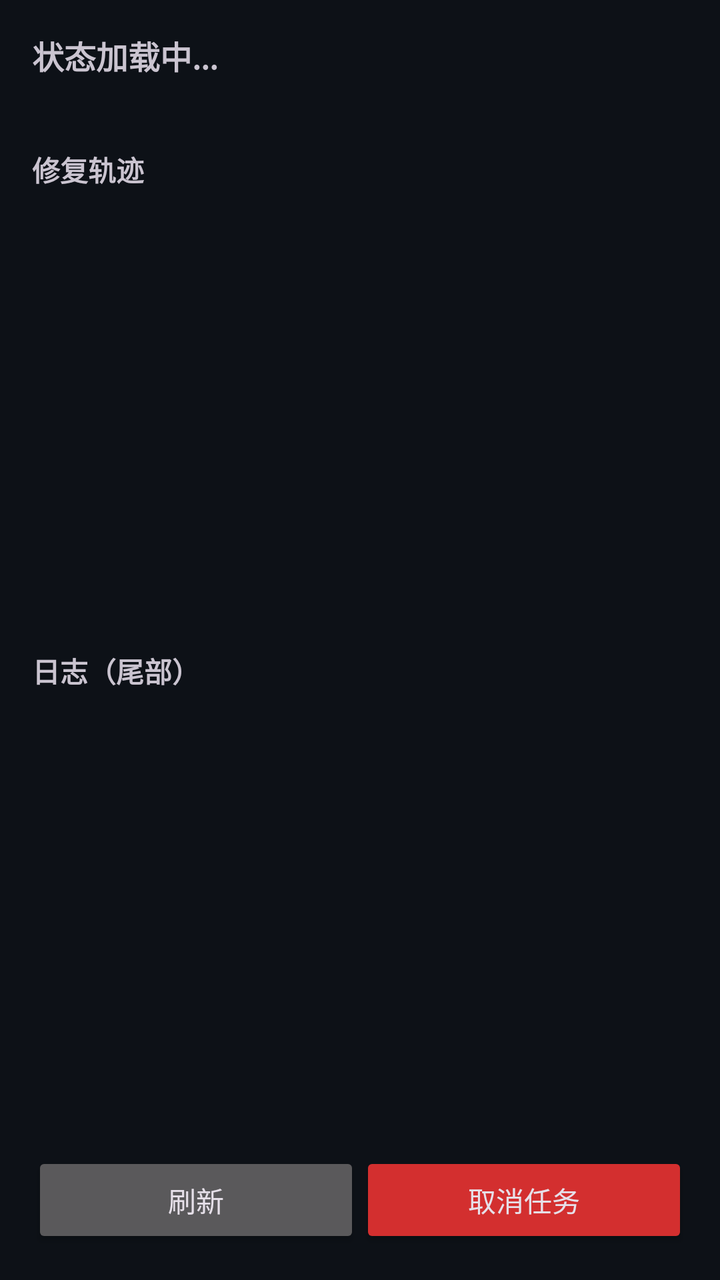
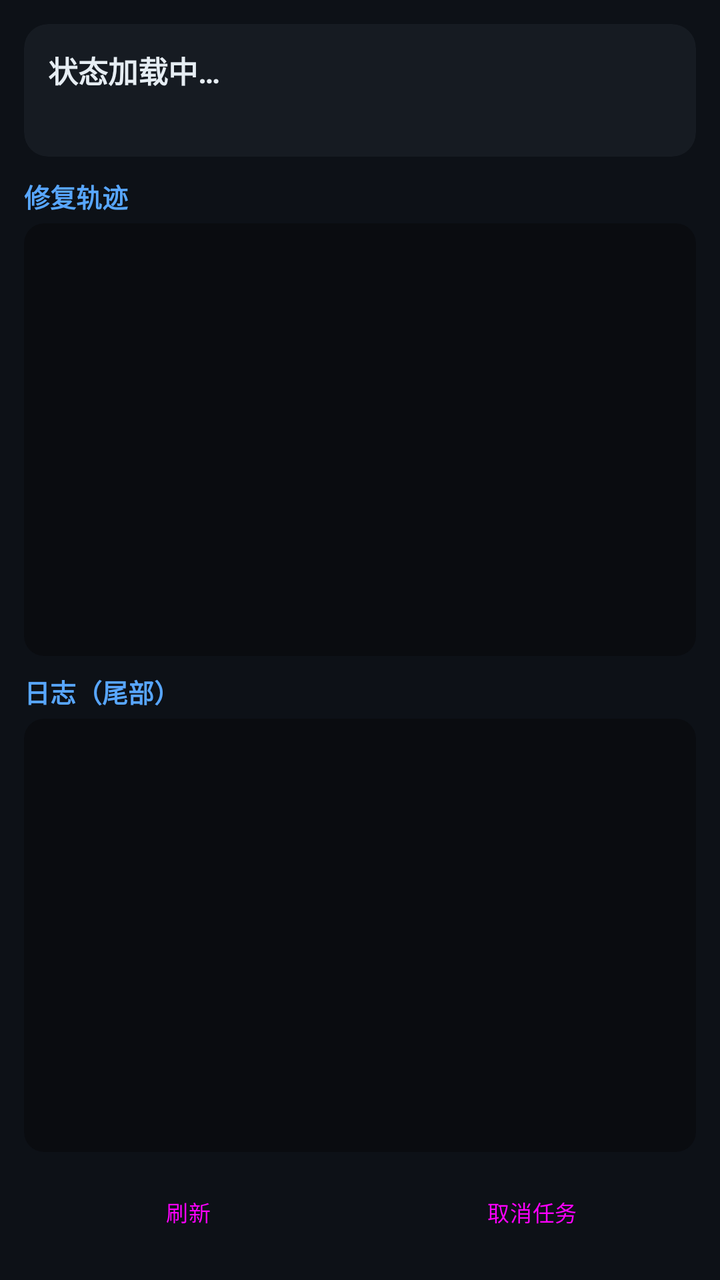

Compare the two renders of this Android layout. The source of the first and the diff that turns it into the second are given below.
<!-- AndroidManifest.xml: application theme Theme.UnpackCloud -->
<!-- res/layout/activity_task_detail.xml -->
<?xml version="1.0" encoding="utf-8"?>
<LinearLayout xmlns:android="http://schemas.android.com/apk/res/android"
    android:layout_width="match_parent"
    android:layout_height="match_parent"
    android:orientation="vertical"
    android:padding="16dp">

    <TextView
        android:id="@+id/tvState"
        android:layout_width="match_parent"
        android:layout_height="wrap_content"
        android:textSize="16sp"
        android:textStyle="bold"
        android:text="状态加载中..." />

    <TextView
        android:id="@+id/tvShell"
        android:layout_width="match_parent"
        android:layout_height="wrap_content"
        android:textSize="14sp"
        android:paddingTop="4dp" />

    <TextView
        android:layout_width="wrap_content"
        android:layout_height="wrap_content"
        android:text="修复轨迹"
        android:textSize="14sp"
        android:textStyle="bold"
        android:paddingTop="12dp" />

    <ScrollView
        android:layout_width="match_parent"
        android:layout_height="0dp"
        android:layout_weight="1">
        <TextView
            android:id="@+id/tvTrace"
            android:layout_width="match_parent"
            android:layout_height="wrap_content"
            android:textSize="12sp"
            android:fontFamily="monospace" />
    </ScrollView>

    <TextView
        android:layout_width="wrap_content"
        android:layout_height="wrap_content"
        android:text="日志（尾部）"
        android:textSize="14sp"
        android:textStyle="bold"
        android:paddingTop="8dp" />

    <ScrollView
        android:layout_width="match_parent"
        android:layout_height="0dp"
        android:layout_weight="1">
        <TextView
            android:id="@+id/tvLog"
            android:layout_width="match_parent"
            android:layout_height="wrap_content"
            android:textSize="11sp"
            android:fontFamily="monospace" />
    </ScrollView>

    <LinearLayout
        android:layout_width="match_parent"
        android:layout_height="wrap_content"
        android:orientation="horizontal"
        android:paddingTop="8dp">

        <Button
            android:id="@+id/btnRefresh"
            android:layout_width="0dp"
            android:layout_height="wrap_content"
            android:layout_weight="1"
            android:text="刷新" />

        <Button
            android:id="@+id/btnCancel"
            android:layout_width="0dp"
            android:layout_height="wrap_content"
            android:layout_weight="1"
            android:text="取消任务"
            android:backgroundTint="#D32F2F" />
    </LinearLayout>

</LinearLayout>
<!-- resources referenced by this layout -->
<resources>
  <style name="Theme.UnpackCloud" parent="Theme.Material3.Dark.NoActionBar">
          
          <item name="colorPrimary">#58A6FF</item>
          <item name="colorOnPrimary">#0D1117</item>
          <item name="colorPrimaryContainer">#1F6FEB</item>
          <item name="colorOnPrimaryContainer">#E6EDF3</item>
  
          
          <item name="colorSecondary">#3FB950</item>
          <item name="colorOnSecondary">#0D1117</item>
          <item name="colorError">#F85149</item>
  
          
          <item name="android:colorBackground">#0D1117</item>
          <item name="colorSurface">#161B22</item>
          <item name="colorOnSurface">#E6EDF3</item>
          <item name="colorSurfaceVariant">#21262D</item>
          <item name="colorOnSurfaceVariant">#8B949E</item>
          <item name="android:colorBackgroundFloating">#161B22</item>
  
          
          <item name="android:statusBarColor">#0D1117</item>
          <item name="android:windowLightStatusBar">false</item>
          <item name="android:navigationBarColor">#0D1117</item>
  
          
          <item name="materialButtonStyle">@style/YtxButton</item>
  
          
          <item name="materialAlertDialogTheme">@style/YtxDialog</item>
          <item name="alertDialogTheme">@style/YtxDialog</item>
  
          
          <item name="android:listDivider">@null</item>
      </style>
  <style name="YtxButton" parent="Widget.Material3.Button">
          <item name="cornerRadius">8dp</item>
          <item name="android:letterSpacing">0.02</item>
          <item name="android:textAllCaps">false</item>
          <item name="android:minHeight">0dp</item>
          <item name="android:insetTop">0dp</item>
          <item name="android:insetBottom">0dp</item>
      </style>
  <style name="YtxDialog" parent="ThemeOverlay.Material3.MaterialAlertDialog">
          <item name="shapeAppearanceOverlay">@style/YtxDialogShape</item>
          <item name="android:background">@drawable/bg_dialog</item>
          <item name="colorSurface">#161B22</item>
          <item name="colorOnSurface">#E6EDF3</item>
          <item name="colorPrimary">#58A6FF</item>
          <item name="android:windowBackground">@drawable/bg_dialog</item>
      </style>
  <style name="YtxDialogShape" parent="">
          <item name="cornerFamily">rounded</item>
          <item name="cornerSize">16dp</item>
      </style>
  <!-- drawable bg_dialog (drawable) -->
  <?xml version="1.0" encoding="utf-8"?>
  <inset xmlns:android="http://schemas.android.com/apk/res/android"
      android:insetLeft="0dp"
      android:insetTop="0dp"
      android:insetRight="0dp"
      android:insetBottom="0dp">
      <shape android:shape="rectangle">
          <solid android:color="#161B22" />
          <corners android:radius="16dp" />
          <stroke android:width="1dp" android:color="#30363D" />
      </shape>
  </inset>
</resources>

<!-- the commit's change to res/layout/activity_task_detail.xml (unified diff, before → after) -->
@@ -1,85 +1,222 @@
 <?xml version="1.0" encoding="utf-8"?>
 <LinearLayout xmlns:android="http://schemas.android.com/apk/res/android"
+    xmlns:app="http://schemas.android.com/apk/res-auto"
     android:layout_width="match_parent"
     android:layout_height="match_parent"
     android:orientation="vertical"
-    android:padding="16dp">
-
-    <TextView
-        android:id="@+id/tvState"
-        android:layout_width="match_parent"
-        android:layout_height="wrap_content"
-        android:textSize="16sp"
-        android:textStyle="bold"
-        android:text="状态加载中..." />
-
-    <TextView
-        android:id="@+id/tvShell"
-        android:layout_width="match_parent"
-        android:layout_height="wrap_content"
-        android:textSize="14sp"
-        android:paddingTop="4dp" />
-
+    android:background="#0D1117"
+    android:padding="12dp">
+
+    
+    <androidx.cardview.widget.CardView
+        android:id="@+id/cardOutput"
+        android:layout_width="match_parent"
+        android:layout_height="wrap_content"
+        android:layout_marginBottom="10dp"
+        app:cardBackgroundColor="#0F2419"
+        app:cardCornerRadius="12dp"
+        app:cardElevation="0dp"
+        app:strokeColor="#238636"
+        app:strokeWidth="1dp"
+        android:visibility="gone">
+
+        <LinearLayout
+            android:layout_width="match_parent"
+            android:layout_height="wrap_content"
+            android:orientation="horizontal"
+            android:gravity="center_vertical"
+            android:padding="12dp">
+
+            
+            <LinearLayout
+                android:id="@+id/btnInstall"
+                android:layout_width="52dp"
+                android:layout_height="52dp"
+                android:orientation="vertical"
+                android:gravity="center"
+                android:background="@drawable/bg_circle_install"
+                android:clickable="true"
+                android:focusable="true">
+
+                <TextView
+                    android:layout_width="wrap_content"
+                    android:layout_height="wrap_content"
+                    android:text="⬇"
+                    android:textSize="20sp"
+                    android:textColor="#FFFFFF" />
+            </LinearLayout>
+
+            
+            <LinearLayout
+                android:layout_width="0dp"
+                android:layout_height="wrap_content"
+                android:layout_weight="1"
+                android:layout_marginStart="12dp"
+                android:orientation="vertical">
+
+                <TextView
+                    android:layout_width="wrap_content"
+                    android:layout_height="wrap_content"
+                    android:text="安装包已生成"
+                    android:textSize="13sp"
+                    android:textStyle="bold"
+                    android:textColor="#3FB950" />
+
+                <TextView
+                    android:id="@+id/tvOutputPath"
+                    android:layout_width="match_parent"
+                    android:layout_height="wrap_content"
+                    android:layout_marginTop="4dp"
+                    android:textSize="10sp"
+                    android:fontFamily="monospace"
+                    android:textColor="#8B949E"
+                    android:maxLines="3"
+                    android:ellipsize="middle"
+                    android:textIsSelectable="true"
+                    android:text="（路径）" />
+
+                <TextView
+                    android:layout_width="wrap_content"
+                    android:layout_height="wrap_content"
+                    android:layout_marginTop="3dp"
+                    android:text="长按路径可复制 · 点左侧图标安装"
+                    android:textSize="9sp"
+                    android:textColor="#6E7681" />
+            </LinearLayout>
+        </LinearLayout>
+    </androidx.cardview.widget.CardView>
+
+    
+    <androidx.cardview.widget.CardView
+        android:layout_width="match_parent"
+        android:layout_height="wrap_content"
+        android:layout_marginBottom="10dp"
+        app:cardBackgroundColor="#161B22"
+        app:cardCornerRadius="12dp"
+        app:cardElevation="0dp"
+        app:strokeColor="#21262D"
+        app:strokeWidth="1dp">
+
+        <LinearLayout
+            android:layout_width="match_parent"
+            android:layout_height="wrap_content"
+            android:orientation="vertical"
+            android:padding="12dp">
+
+            <TextView
+                android:id="@+id/tvState"
+                android:layout_width="match_parent"
+                android:layout_height="wrap_content"
+                android:textSize="15sp"
+                android:textStyle="bold"
+                android:textColor="#E6EDF3"
+                android:text="状态加载中…" />
+
+            <TextView
+                android:id="@+id/tvShell"
+                android:layout_width="match_parent"
+                android:layout_height="wrap_content"
+                android:textSize="12sp"
+                android:textColor="#8B949E"
+                android:paddingTop="4dp" />
+        </LinearLayout>
+    </androidx.cardview.widget.CardView>
+
+    
     <TextView
         android:layout_width="wrap_content"
         android:layout_height="wrap_content"
         android:text="修复轨迹"
-        android:textSize="14sp"
+        android:textSize="13sp"
         android:textStyle="bold"
-        android:paddingTop="12dp" />
-
-    <ScrollView
+        android:textColor="#58A6FF"
+        android:paddingBottom="4dp" />
+
+    <androidx.cardview.widget.CardView
         android:layout_width="match_parent"
         android:layout_height="0dp"
-        android:layout_weight="1">
-        <TextView
-            android:id="@+id/tvTrace"
-            android:layout_width="match_parent"
-            android:layout_height="wrap_content"
-            android:textSize="12sp"
-            android:fontFamily="monospace" />
-    </ScrollView>
-
+        android:layout_weight="1"
+        android:layout_marginBottom="8dp"
+        app:cardBackgroundColor="#0A0C10"
+        app:cardCornerRadius="10dp"
+        app:cardElevation="0dp"
+        app:strokeColor="#21262D"
+        app:strokeWidth="1dp">
+
+        <ScrollView
+            android:layout_width="match_parent"
+            android:layout_height="match_parent"
+            android:padding="8dp">
+            <TextView
+                android:id="@+id/tvTrace"
+                android:layout_width="match_parent"
+                android:layout_height="wrap_content"
+                android:textSize="11sp"
+                android:fontFamily="monospace"
+                android:textColor="#8B949E"
+                android:textIsSelectable="true" />
+        </ScrollView>
+    </androidx.cardview.widget.CardView>
+
+    
     <TextView
         android:layout_width="wrap_content"
         android:layout_height="wrap_content"
         android:text="日志（尾部）"
-        android:textSize="14sp"
+        android:textSize="13sp"
         android:textStyle="bold"
-        android:paddingTop="8dp" />
-
-    <ScrollView
+        android:textColor="#58A6FF"
+        android:paddingBottom="4dp" />
+
+    <androidx.cardview.widget.CardView
         android:layout_width="match_parent"
         android:layout_height="0dp"
-        android:layout_weight="1">
-        <TextView
-            android:id="@+id/tvLog"
-            android:layout_width="match_parent"
-            android:layout_height="wrap_content"
-            android:textSize="11sp"
-            android:fontFamily="monospace" />
-    </ScrollView>
-
+        android:layout_weight="1"
+        android:layout_marginBottom="8dp"
+        app:cardBackgroundColor="#0A0C10"
+        app:cardCornerRadius="10dp"
+        app:cardElevation="0dp"
+        app:strokeColor="#21262D"
+        app:strokeWidth="1dp">
+
+        <ScrollView
+            android:layout_width="match_parent"
+            android:layout_height="match_parent"
+            android:padding="8dp">
+            <TextView
+                android:id="@+id/tvLog"
+                android:layout_width="match_parent"
+                android:layout_height="wrap_content"
+                android:textSize="10sp"
+                android:fontFamily="monospace"
+                android:textColor="#8B949E"
+                android:textIsSelectable="true" />
+        </ScrollView>
+    </androidx.cardview.widget.CardView>
+
+    
     <LinearLayout
         android:layout_width="match_parent"
         android:layout_height="wrap_content"
-        android:orientation="horizontal"
-        android:paddingTop="8dp">
+        android:orientation="horizontal">
 
         <Button
             android:id="@+id/btnRefresh"
+            style="@style/YtxButton.Small"
             android:layout_width="0dp"
-            android:layout_height="wrap_content"
+            android:layout_height="44dp"
             android:layout_weight="1"
             android:text="刷新" />
 
         <Button
             android:id="@+id/btnCancel"
+            style="@style/YtxButton.Small"
             android:layout_width="0dp"
-            android:layout_height="wrap_content"
+            android:layout_height="44dp"
             android:layout_weight="1"
+            android:layout_marginStart="8dp"
             android:text="取消任务"
-            android:backgroundTint="#D32F2F" />
+            app:backgroundTint="#D32F2F" />
     </LinearLayout>
 
 </LinearLayout>
<!-- resource entries referenced after the edit -->
@@ -1,5 +1,25 @@
 <!-- resources referenced by this layout -->
 <resources>
+  <!-- drawable bg_circle_install (drawable) -->
+  <?xml version="1.0" encoding="utf-8"?>
+  <selector xmlns:android="http://schemas.android.com/apk/res/android">
+      <item android:state_pressed="true">
+          <shape android:shape="oval">
+              <solid android:color="#2EA043" />
+              <stroke android:width="2dp" android:color="#3FB950" />
+          </shape>
+      </item>
+      <item>
+          <shape android:shape="oval">
+              <solid android:color="#238636" />
+              <stroke android:width="2dp" android:color="#3FB950" />
+          </shape>
+      </item>
+  </selector>
+  <style name="YtxButton.Small" parent="YtxButton">
+          <item name="android:textSize">11sp</item>
+          <item name="cornerRadius">6dp</item>
+      </style>
   <style name="Theme.UnpackCloud" parent="Theme.Material3.Dark.NoActionBar">
           
           <item name="colorPrimary">#58A6FF</item>
